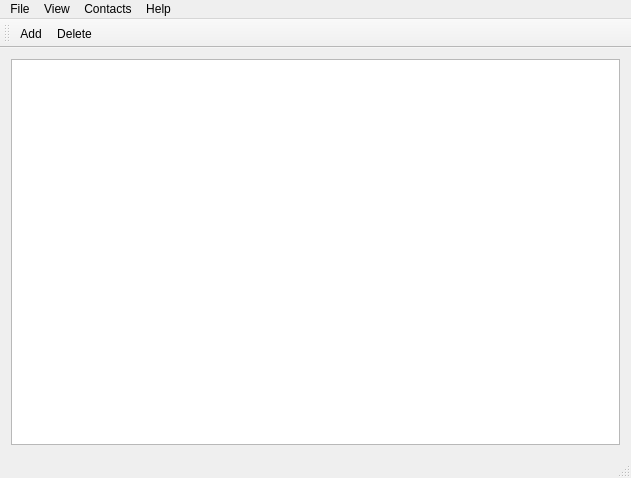
TAPR/OpenHPSDR-SVN, file N6LYT/Qt/trunk/src/QtLogger/mainwindow.ui: the form before one commit.
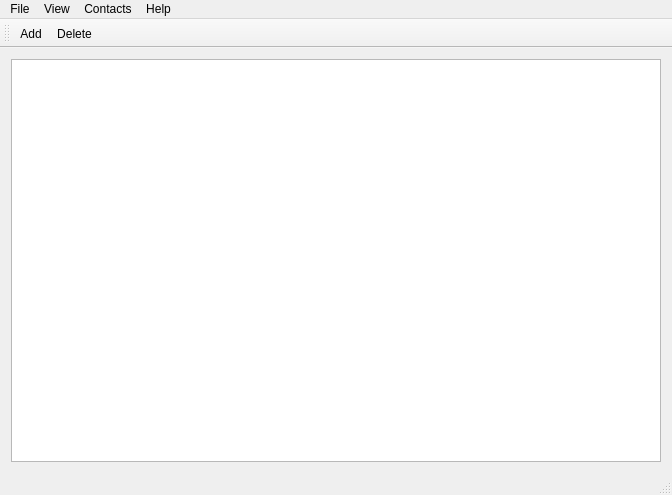
The form after the commit. Icons and pictures are not drawn.

```diff
--- a/N6LYT/Qt/trunk/src/QtLogger/mainwindow.ui
+++ b/N6LYT/Qt/trunk/src/QtLogger/mainwindow.ui
@@ -6,8 +6,8 @@
    <rect>
     <x>0</x>
     <y>0</y>
-    <width>631</width>
-    <height>478</height>
+    <width>672</width>
+    <height>495</height>
    </rect>
   </property>
   <property name="windowTitle">
@@ -38,7 +38,7 @@
     <rect>
      <x>0</x>
      <y>0</y>
-     <width>631</width>
+     <width>672</width>
      <height>26</height>
     </rect>
    </property>
```
Left out of the diff: 16 changed lines with no effect on the pictures.
